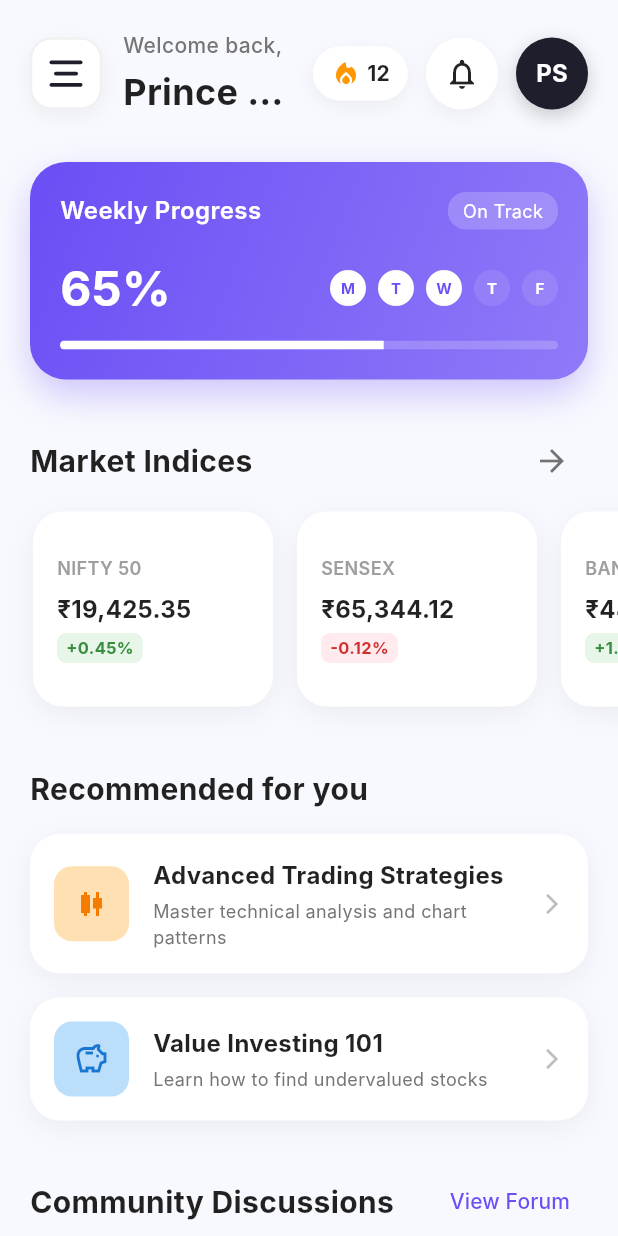
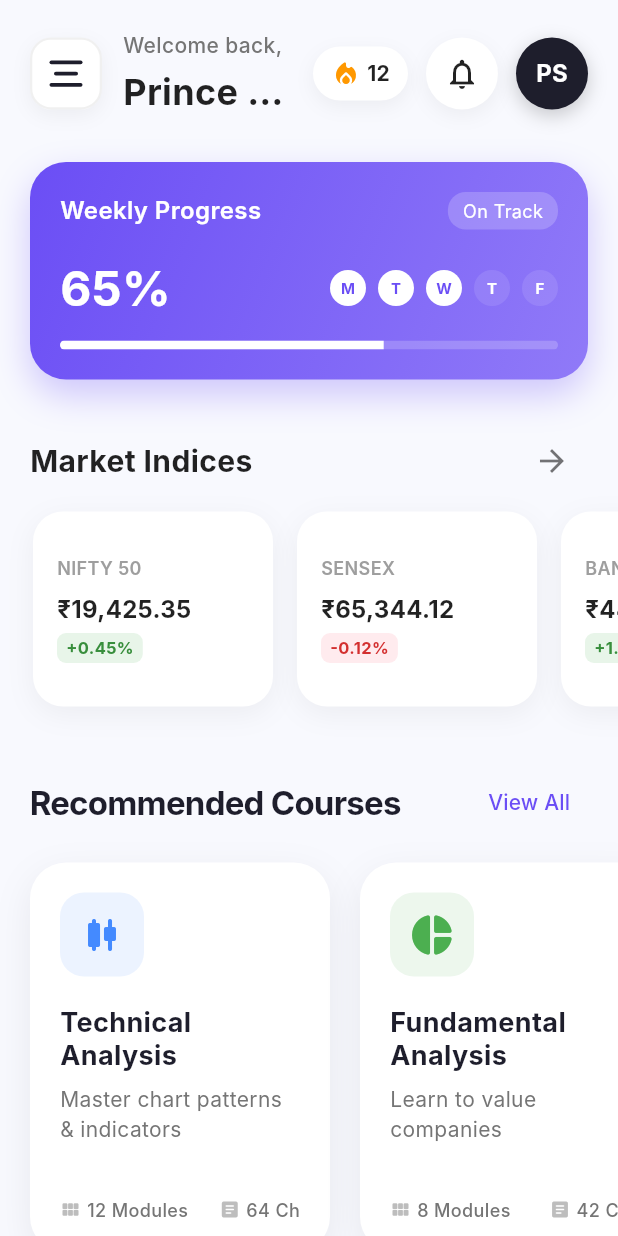
Before and after one commit to Princesurani/FinlearnPro, a Flutter app: the _HomeScreenWrapper screen opened directly, on a phone screen of 412 x 824 dp. Run offline on Flutter 3.47's test engine with Material 3 defaults, Android fonts, the light colour scheme and no system bars; our stand-ins replace curved_navigation_bar, firebase_core, flutter_dotenv; accounts and stored records are empty; Roboto replaces fonts that are missing (Inter).

Commit message:
updated home screen layout

```diff
--- a/lib/features/learning/presentation/widgets/recommended_section.dart
+++ b/lib/features/learning/presentation/widgets/recommended_section.dart
@@ -8,29 +8,66 @@ class RecommendedSection extends StatelessWidget {
     return Column(
       crossAxisAlignment: CrossAxisAlignment.start,
       children: [
+        Row(
+          mainAxisAlignment: MainAxisAlignment.spaceBetween,
+          children: [
             const Text(
-          'Recommended for you',
+              'Recommended Courses',
               style: TextStyle(
-            fontSize: 20,
+                fontSize: 22,
                 fontWeight: FontWeight.bold,
-            color: Colors.black87,
+                color: Color(0xFF1E1E2C),
+                letterSpacing: -0.5,
               ),
             ),
-        const SizedBox(height: 16),
-        RecommendedCard(
-          title: 'Advanced Trading Strategies',
-          subtitle: 'Master technical analysis and chart patterns',
-          icon: Icons.candlestick_chart,
-          color: Colors.orange[100]!,
-          iconColor: Colors.orange[700]!,
+            TextButton(onPressed: () {}, child: const Text('View All')),
+          ],
         ),
         const SizedBox(height: 16),
+        SizedBox(
+          height: 260,
+          child: ListView(
+            scrollDirection: Axis.horizontal,
+            physics: const BouncingScrollPhysics(),
+            clipBehavior: Clip.none,
+            children: const [
               RecommendedCard(
-          title: 'Value Investing 101',
-          subtitle: 'Learn how to find undervalued stocks',
-          icon: Icons.savings_outlined,
-          color: Colors.blue[100]!,
-          iconColor: Colors.blue[700]!,
+                title: 'Technical Analysis',
+                subtitle: 'Master chart patterns & indicators',
+                icon: Icons.candlestick_chart_rounded,
+                color: Colors.blueAccent,
+                modules: 12,
+                chapterCount: 64,
+              ),
+              SizedBox(width: 20),
+              RecommendedCard(
+                title: 'Fundamental Analysis',
+                subtitle: 'Learn to value companies',
+                icon: Icons.pie_chart_rounded,
+                color: Colors.green,
+                modules: 8,
+                chapterCount: 42,
+              ),
+              SizedBox(width: 20),
+              RecommendedCard(
+                title: 'Option Trading',
+                subtitle: 'Strategies for hedging & profit',
+                icon: Icons.graphic_eq_rounded,
+                color: Colors.orange,
+                modules: 15,
+                chapterCount: 89,
+              ),
+              SizedBox(width: 20),
+              RecommendedCard(
+                title: 'Personal Finance',
+                subtitle: 'Manage your money smartly',
+                icon: Icons.savings_rounded,
+                color: Colors.purple,
+                modules: 10,
+                chapterCount: 35,
+              ),
+            ],
+          ),
         ),
       ],
     );
@@ -42,7 +79,8 @@ class RecommendedCard extends StatelessWidget {
   final String subtitle;
   final IconData icon;
   final Color color;
-  final Color iconColor;
+  final int modules;
+  final int chapterCount;
 
   const RecommendedCard({
     super.key,
@@ -50,59 +88,89 @@ class RecommendedCard extends StatelessWidget {
     required this.subtitle,
     required this.icon,
     required this.color,
-    required this.iconColor,
+    required this.modules,
+    required this.chapterCount,
   });
 
   @override
   Widget build(BuildContext context) {
     return Container(
-      padding: const EdgeInsets.all(16),
+      width: 200,
+      padding: const EdgeInsets.all(20),
       decoration: BoxDecoration(
         color: Colors.white,
-        borderRadius: BorderRadius.circular(20),
+        borderRadius: BorderRadius.circular(24),
         boxShadow: [
           BoxShadow(
-            color: Colors.black.withOpacity(0.05),
-            blurRadius: 15,
-            offset: const Offset(0, 5),
+            color: const Color(0xFF1E1E2C).withOpacity(0.08),
+            blurRadius: 20,
+            offset: const Offset(0, 8),
           ),
         ],
       ),
-      child: Row(
-        children: [
-          Container(
-            width: 50,
-            height: 50,
-            decoration: BoxDecoration(
-              color: color,
-              borderRadius: BorderRadius.circular(12),
-            ),
-            child: Icon(icon, color: iconColor),
-          ),
-          const SizedBox(width: 16),
-          Expanded(
       child: Column(
         crossAxisAlignment: CrossAxisAlignment.start,
         children: [
+          Container(
+            padding: const EdgeInsets.all(12),
+            decoration: BoxDecoration(
+              color: color.withOpacity(0.1),
+              borderRadius: BorderRadius.circular(16),
+            ),
+            child: Icon(icon, color: color, size: 32),
+          ),
+          const SizedBox(height: 20),
           Text(
             title,
+            maxLines: 2,
+            overflow: TextOverflow.ellipsis,
             style: const TextStyle(
-                    fontSize: 16,
+              fontSize: 18,
               fontWeight: FontWeight.bold,
-                    color: Colors.black87,
+              color: Color(0xFF1E1E2C),
+              height: 1.2,
             ),
           ),
-                const SizedBox(height: 4),
-                Text(
+          const SizedBox(height: 8),
+          Expanded(
+            child: Text(
               subtitle,
-                  style: TextStyle(fontSize: 12, color: Colors.grey[600]),
+              maxLines: 3,
+              overflow: TextOverflow.ellipsis,
+              style: TextStyle(
+                fontSize: 14,
+                color: Colors.grey[600],
+                height: 1.4,
               ),
+            ),
+          ),
+          const SizedBox(height: 16),
+          Row(
+            children: [
+              _buildBadge(Icons.view_module_rounded, '$modules Modules'),
+              const Spacer(),
+              _buildBadge(Icons.article_rounded, '$chapterCount Ch'),
             ],
           ),
-          ),
-          Icon(Icons.arrow_forward_ios, size: 16, color: Colors.grey[400]),
         ],
       ),
     );
   }
+
+  Widget _buildBadge(IconData icon, String text) {
+    return Row(
+      children: [
+        Icon(icon, size: 14, color: Colors.grey[400]),
+        const SizedBox(width: 4),
+        Text(
+          text,
+          style: TextStyle(
+            fontSize: 12,
+            fontWeight: FontWeight.w500,
+            color: Colors.grey[600],
+          ),
+        ),
+      ],
+    );
   }
+}
--- a/lib/shared/navigation/main_navigation_shell.dart
+++ b/lib/shared/navigation/main_navigation_shell.dart
@@ -6,7 +6,7 @@ import '../../features/auth/presentation/widgets/home_top_bar.dart';
 import '../../features/gamification/presentation/widgets/progress_tracker_section.dart';
 import '../../features/learning/presentation/widgets/recommended_section.dart';
 import '../../features/market/presentation/widgets/market_indices_section.dart';
-import '../../features/social/presentation/widgets/community_insights_section.dart';
+import '../../features/market/presentation/widgets/blogs_section.dart';
 import '../../features/learning/presentation/pages/learning_screen.dart';
 
 class MainNavigationShell extends StatefulWidget {
@@ -173,7 +173,7 @@ class _HomeScreenWrapper extends StatelessWidget {
             SizedBox(height: 30),
             RecommendedSection(),
             SizedBox(height: 30),
-            CommunityInsightsSection(),
+            BlogsSection(),
           ],
         ),
       ),
```
Also changed, not shown: lib/features/market/presentation/widgets/blogs_section.dart (added, +207 -0 lines), lib/screens/home_screen.dart (deleted, +0 -52 lines), lib/shared/navigation/floating_bottom_nav_bar.dart (deleted, +0 -48 lines). Lines whose indentation alone changed are shown as unchanged.
